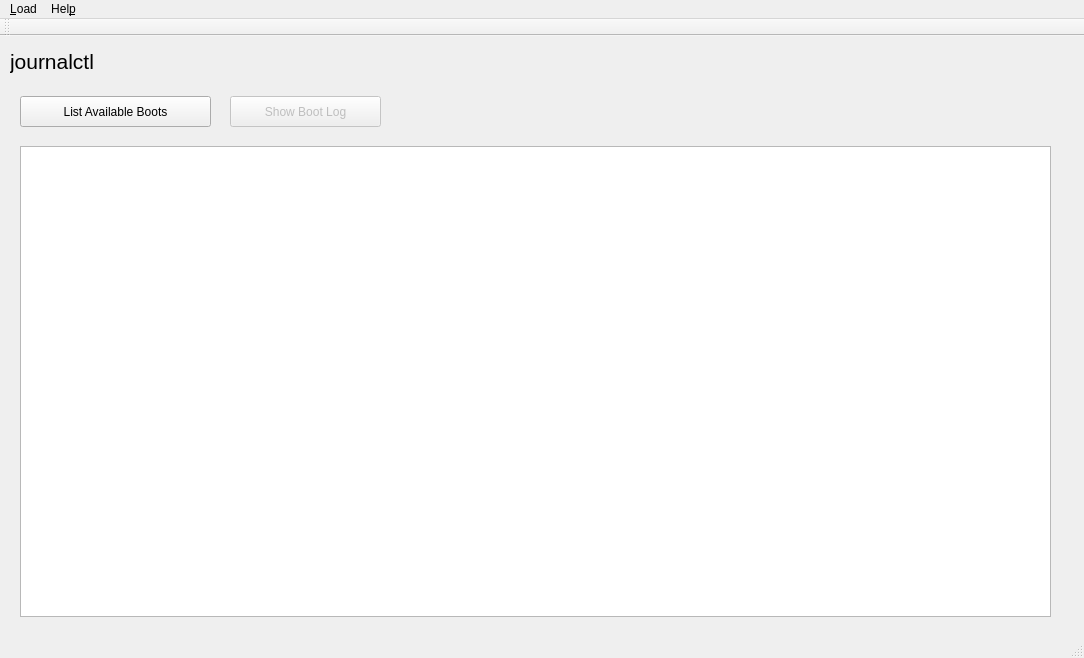
Old version of the form mainwindow.ui in the repository pentix/qjournalctl.
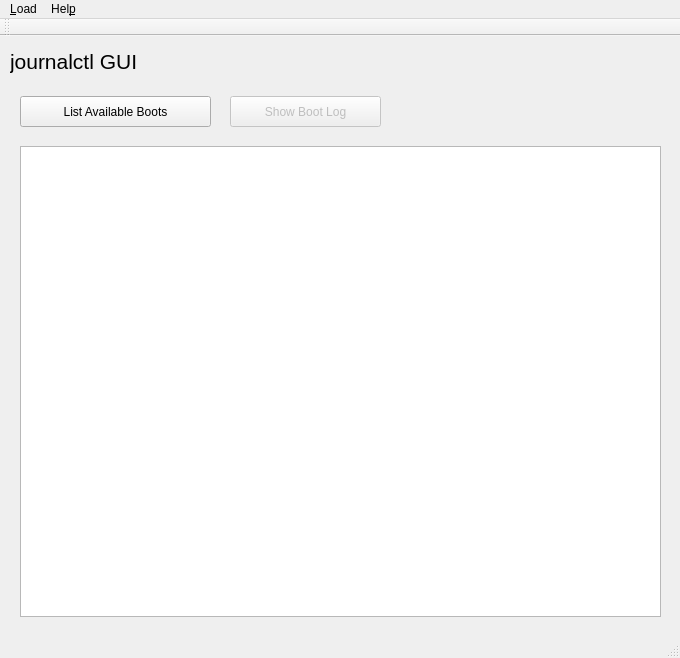
New version of the form.

```diff
--- a/mainwindow.ui
+++ b/mainwindow.ui
@@ -6,7 +6,7 @@
    <rect>
     <x>0</x>
     <y>0</y>
-    <width>1084</width>
+    <width>680</width>
     <height>658</height>
    </rect>
   </property>
@@ -29,7 +29,7 @@
      </font>
     </property>
     <property name="text">
-     <string>journalctl</string>
+     <string>journalctl GUI</string>
     </property>
    </widget>
    <widget class="QPushButton" name="pushButton_2">
@@ -66,10 +66,16 @@
      <rect>
       <x>20</x>
       <y>110</y>
-      <width>1031</width>
+      <width>641</width>
       <height>471</height>
      </rect>
     </property>
+    <property name="sizePolicy">
+     <sizepolicy hsizetype="Expanding" vsizetype="Expanding">
+      <horstretch>0</horstretch>
+      <verstretch>0</verstretch>
+     </sizepolicy>
+    </property>
     <property name="sizeAdjustPolicy">
      <enum>QAbstractScrollArea::AdjustToContents</enum>
     </property>
@@ -85,6 +91,9 @@
     <attribute name="horizontalHeaderCascadingSectionResizes">
      <bool>false</bool>
     </attribute>
+    <attribute name="horizontalHeaderStretchLastSection">
+     <bool>true</bool>
+    </attribute>
    </widget>
   </widget>
   <widget class="QMenuBar" name="menuBar">
@@ -92,7 +101,7 @@
     <rect>
      <x>0</x>
      <y>0</y>
-     <width>1084</width>
+     <width>680</width>
      <height>30</height>
     </rect>
    </property>
```
Left out of the diff: 5 changed lines with no effect on the pictures.
